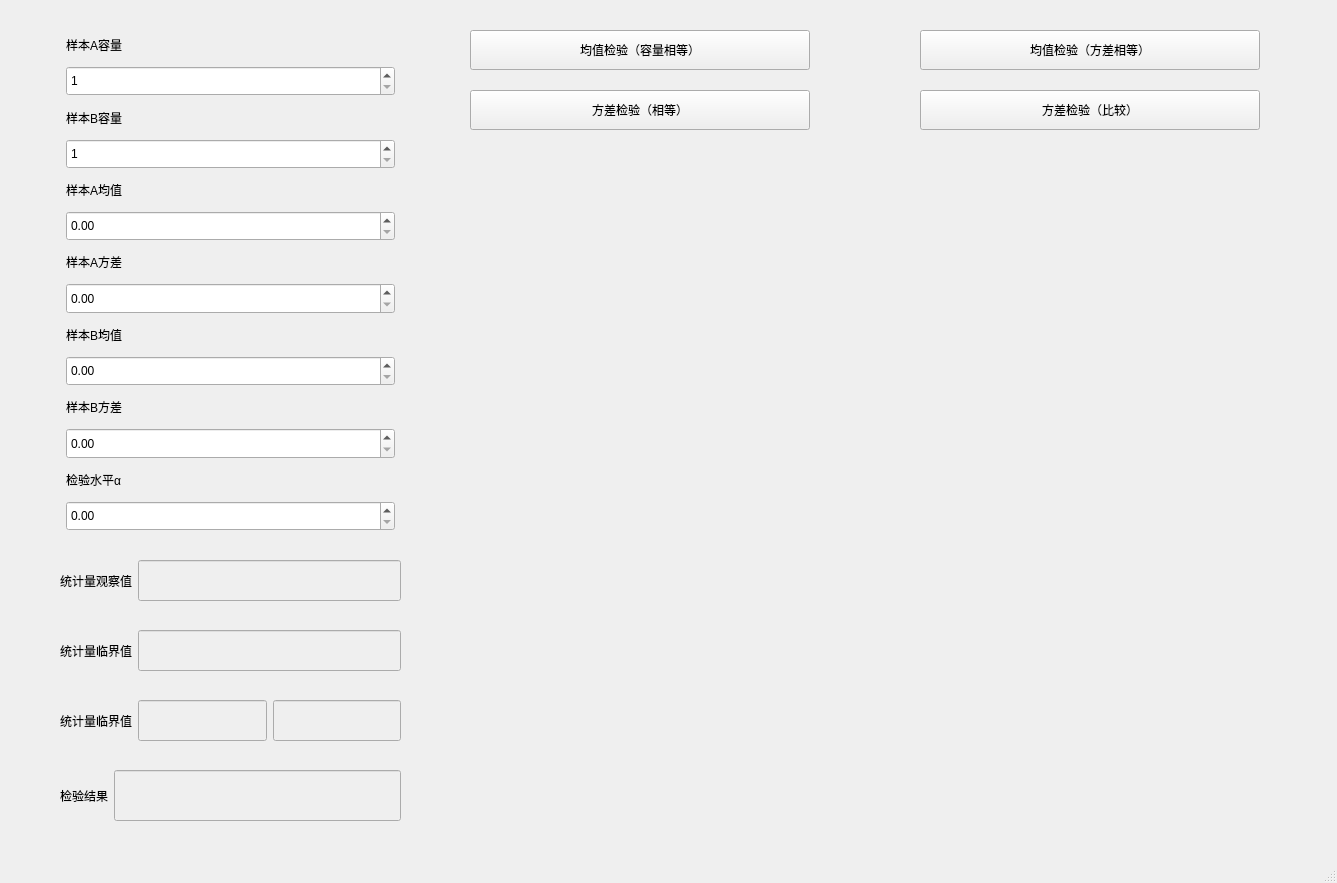
This is canshujiashejianyan_two.ui in chenxindaaa/MathematicalStatistics as Qt 5 draws it before an edit. The edited form follows.
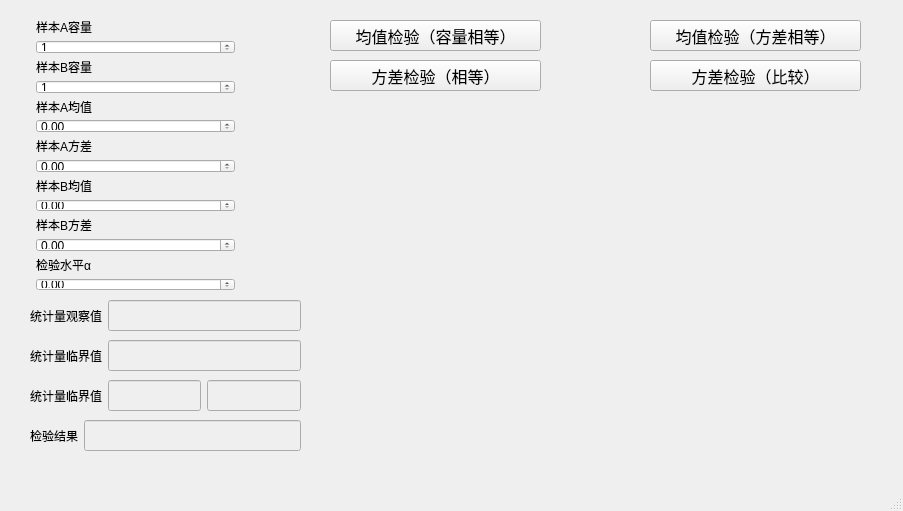
This is the edited form. Custom widgets are drawn as their Qt base class.

```diff
--- a/canshujiashejianyan_two.ui
+++ b/canshujiashejianyan_two.ui
@@ -6,8 +6,8 @@
    <rect>
     <x>0</x>
     <y>0</y>
-    <width>1337</width>
-    <height>883</height>
+    <width>903</width>
+    <height>511</height>
    </rect>
   </property>
   <property name="windowTitle">
@@ -17,12 +17,17 @@
    <widget class="QPushButton" name="pushButton">
     <property name="geometry">
      <rect>
-      <x>470</x>
-      <y>30</y>
-      <width>340</width>
-      <height>40</height>
+      <x>330</x>
+      <y>20</y>
+      <width>211</width>
+      <height>31</height>
      </rect>
     </property>
+    <property name="font">
+     <font>
+      <pointsize>12</pointsize>
+     </font>
+    </property>
     <property name="text">
      <string>均值检验（容量相等）</string>
     </property>
@@ -30,20 +35,20 @@
    <widget class="Plot" name="widget" native="true">
     <property name="geometry">
      <rect>
-      <x>460</x>
-      <y>150</y>
-      <width>811</width>
-      <height>661</height>
+      <x>320</x>
+      <y>100</y>
+      <width>561</width>
+      <height>361</height>
      </rect>
     </property>
    </widget>
    <widget class="QWidget" name="layoutWidget">
     <property name="geometry">
      <rect>
-      <x>60</x>
-      <y>30</y>
-      <width>341</width>
-      <height>501</height>
+      <x>30</x>
+      <y>20</y>
+      <width>211</width>
+      <height>271</height>
      </rect>
     </property>
     <layout class="QVBoxLayout" name="verticalLayout">
@@ -249,10 +254,10 @@
    <widget class="QWidget" name="layoutWidget">
     <property name="geometry">
      <rect>
-      <x>60</x>
-      <y>770</y>
-      <width>341</width>
-      <height>51</height>
+      <x>30</x>
+      <y>420</y>
+      <width>271</width>
+      <height>31</height>
      </rect>
     </property>
     <layout class="QHBoxLayout" name="horizontalLayout">
@@ -281,10 +286,10 @@
    <widget class="QWidget" name="layoutWidget">
     <property name="geometry">
      <rect>
-      <x>60</x>
-      <y>630</y>
-      <width>341</width>
-      <height>41</height>
+      <x>30</x>
+      <y>340</y>
+      <width>271</width>
+      <height>31</height>
      </rect>
     </property>
     <layout class="QHBoxLayout" name="horizontalLayout_2">
@@ -322,10 +327,10 @@
    <widget class="QWidget" name="layoutWidget">
     <property name="geometry">
      <rect>
-      <x>60</x>
-      <y>560</y>
-      <width>341</width>
-      <height>41</height>
+      <x>30</x>
+      <y>300</y>
+      <width>271</width>
+      <height>31</height>
      </rect>
     </property>
     <layout class="QHBoxLayout" name="horizontalLayout_3">
@@ -357,10 +362,10 @@
    <widget class="QWidget" name="layoutWidget_2">
     <property name="geometry">
      <rect>
-      <x>60</x>
-      <y>700</y>
-      <width>341</width>
-      <height>41</height>
+      <x>30</x>
+      <y>380</y>
+      <width>271</width>
+      <height>31</height>
      </rect>
     </property>
     <layout class="QHBoxLayout" name="horizontalLayout_4">
@@ -414,12 +419,17 @@
    <widget class="QPushButton" name="pushButton_3">
     <property name="geometry">
      <rect>
-      <x>470</x>
-      <y>90</y>
-      <width>340</width>
-      <height>40</height>
+      <x>330</x>
+      <y>60</y>
+      <width>211</width>
+      <height>31</height>
      </rect>
     </property>
+    <property name="font">
+     <font>
+      <pointsize>12</pointsize>
+     </font>
+    </property>
     <property name="text">
      <string>方差检验（相等）</string>
     </property>
@@ -427,12 +437,17 @@
    <widget class="QPushButton" name="pushButton_4">
     <property name="geometry">
      <rect>
-      <x>920</x>
-      <y>90</y>
-      <width>340</width>
-      <height>40</height>
+      <x>650</x>
+      <y>60</y>
+      <width>211</width>
+      <height>31</height>
      </rect>
     </property>
+    <property name="font">
+     <font>
+      <pointsize>12</pointsize>
+     </font>
+    </property>
     <property name="text">
      <string>方差检验（比较）</string>
     </property>
@@ -440,12 +455,17 @@
    <widget class="QPushButton" name="pushButton_2">
     <property name="geometry">
      <rect>
-      <x>920</x>
-      <y>30</y>
-      <width>340</width>
-      <height>40</height>
+      <x>650</x>
+      <y>20</y>
+      <width>211</width>
+      <height>31</height>
      </rect>
     </property>
+    <property name="font">
+     <font>
+      <pointsize>12</pointsize>
+     </font>
+    </property>
     <property name="text">
      <string>均值检验（方差相等）</string>
     </property>
```
Left out of the diff: 4 changed lines with no effect on the pictures.
